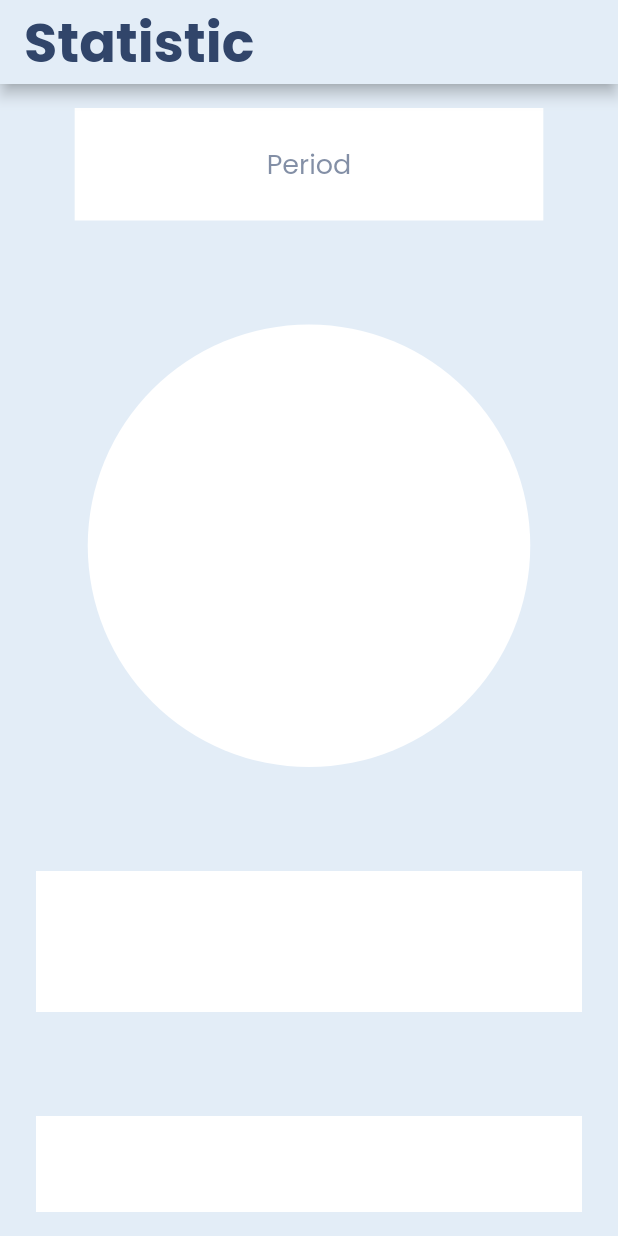
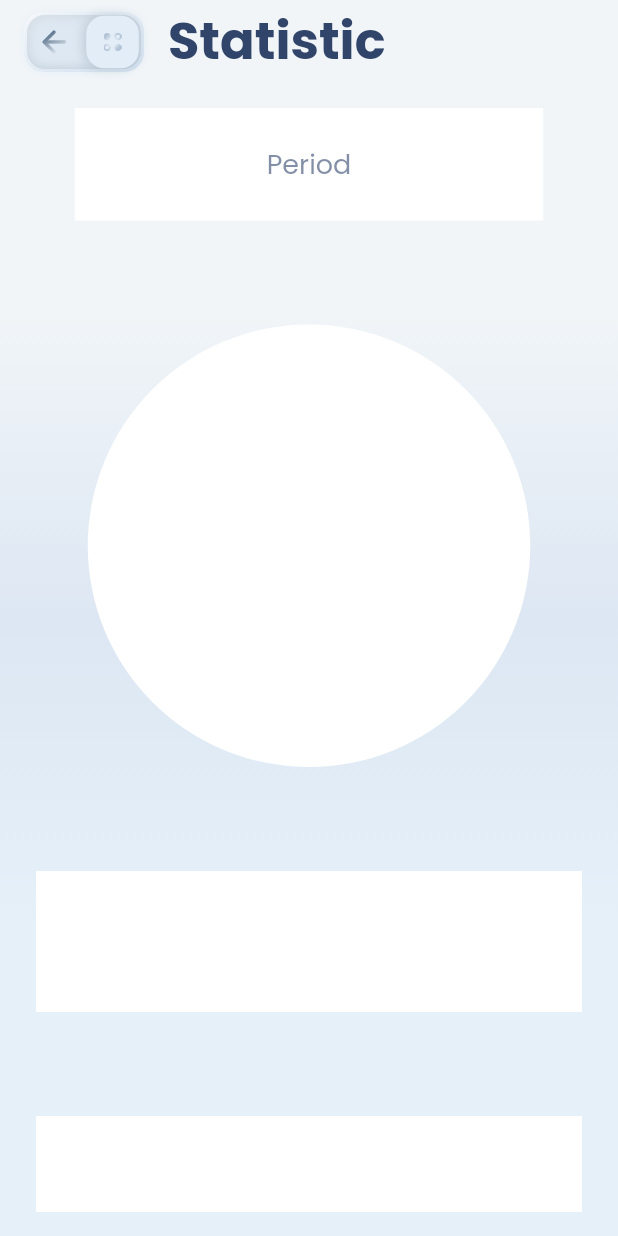
Before and after one commit to Sveta-K13/skeuomorph_mobile_banking, a Flutter app: the screen it shows after launch, on a phone screen of 412 x 824 dp. Run offline on Flutter 3.47's test engine with Material 2 defaults, Android fonts, the phone set to English and light mode, and no system bars.

Commit message:
add appbar

```diff
--- a/lib/statistic_light_screen.dart
+++ b/lib/statistic_light_screen.dart
@@ -1,5 +1,8 @@
+import 'dart:math';
+
 import 'package:flutter/material.dart';
 import 'package:skeuomorph_mobile_banking/theme.dart';
+import 'package:skeuomorph_mobile_banking/widgets/swipe_button.dart';
 
 class StatisticLightScreen extends StatefulWidget {
   @override
@@ -9,18 +12,35 @@ class StatisticLightScreen extends StatefulWidget {
 class _StatisticLightScreenState extends State<StatisticLightScreen> {
   @override
   Widget build(BuildContext context) {
-    return Scaffold(
-      backgroundColor: bgColor,
+    return Container(
+      decoration: BoxDecoration(
+        gradient: LinearGradient(colors: <Color>[
+          Color(0xFFF1F5F8),
+          Color(0xFFDDE7F3),
+          Color(0xFFE5F0F9),
+        ], transform: GradientRotation(pi / 2), tileMode: TileMode.clamp),
+      ),
+      child: Scaffold(
+        backgroundColor: Colors.transparent,
         appBar: AppBar(
-        backgroundColor: bgColor,
-        title: Text(
+          elevation: 0.0,
+          backgroundColor: Colors.transparent,
+          title: Row(
+            children: [
+              SwipeButton(),
+              SizedBox(
+                width: 16,
+              ),
+              Text(
                 'Statistic',
                 style: TextStyle(
                   color: textColor,
                   fontFamily: fontFamily,
                   fontWeight: FontWeight.bold,
-            fontSize: 36.0,
+                  fontSize: 34.0,
                 ),
+              ),
+            ],
           ),
         ),
         body: Padding(
@@ -60,6 +80,7 @@ class _StatisticLightScreenState extends State<StatisticLightScreen> {
             ],
           ),
         ),
+      ),
     );
   }
 }
--- a/lib/widgets/swipe_button.dart
+++ b/lib/widgets/swipe_button.dart
@@ -71,7 +71,7 @@ class _SwipeButtonState extends State<SwipeButton>
                   boxShadow: <BoxShadow>[
                     BoxShadow(
                         color: Color(0xFF3A5165)
-                            .withOpacity(isSwitched ? 0.5 : 0.3)),
+                            .withOpacity(isSwitched ? 0.5 : 0.2)),
                     BoxShadow(
                       color: colorTween.value,
                       spreadRadius: -0.3,
@@ -118,7 +118,7 @@ class _SwipeButtonState extends State<SwipeButton>
                     borderRadius: BorderRadius.all(Radius.circular(_radius)),
                     boxShadow: <BoxShadow>[
                       BoxShadow(
-                          color: Color(0xFF3A5165).withOpacity(0.3),
+                          color: Color(0xFF3A5165).withOpacity(0.2),
                           offset: Offset(isSwitched ? 2.0 : -2.0, 0.0),
                           blurRadius: 6),
                     ]),
```
Lines whose indentation alone changed are shown as unchanged.
